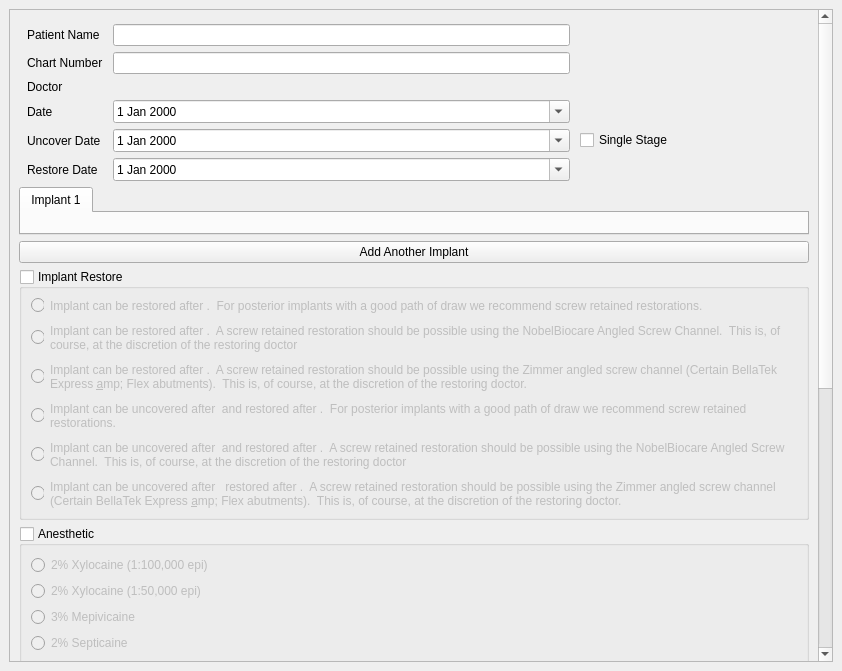
Above: application/ui/createImplant.ui from MichaelUtt/ImplantProject before the change. Below: the same form after it.
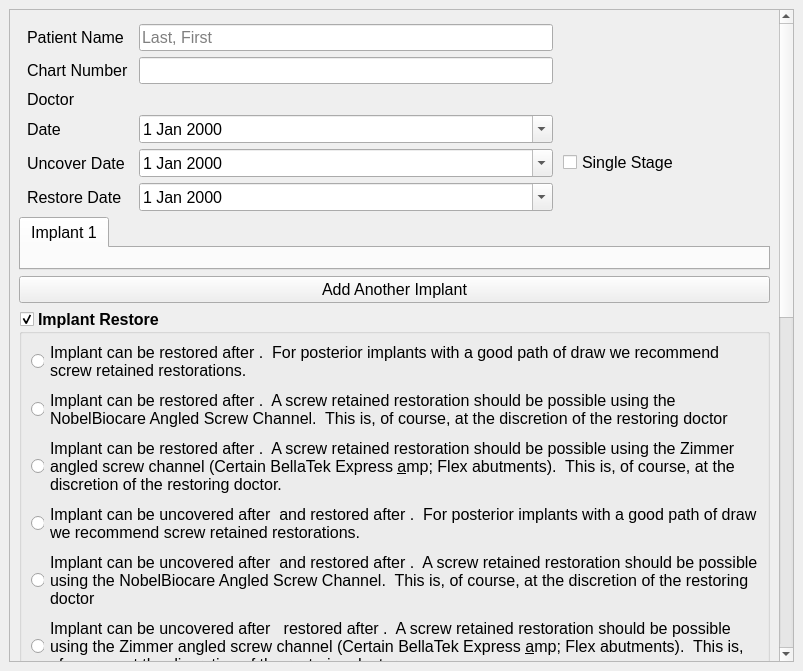
That is the form after the change.

```diff
--- a/application/ui/createImplant.ui
+++ b/application/ui/createImplant.ui
@@ -6,7 +6,7 @@
    <rect>
     <x>0</x>
     <y>0</y>
-    <width>842</width>
+    <width>803</width>
     <height>671</height>
    </rect>
   </property>
@@ -38,6 +38,11 @@
         <verstretch>0</verstretch>
        </sizepolicy>
       </property>
+      <property name="font">
+       <font>
+        <pointsize>12</pointsize>
+       </font>
+      </property>
       <property name="verticalScrollBarPolicy">
        <enum>Qt::ScrollBarAlwaysOn</enum>
       </property>
@@ -48,9 +53,9 @@
        <property name="geometry">
         <rect>
          <x>0</x>
-         <y>-373</y>
-         <width>805</width>
-         <height>1024</height>
+         <y>-150</y>
+         <width>766</width>
+         <height>1365</height>
         </rect>
        </property>
        <layout class="QGridLayout" name="gridLayout_3">
@@ -58,6 +63,13 @@
          <layout class="QGridLayout" name="bottomGrid">
           <item row="0" column="0">
            <widget class="QGroupBox" name="anestheticBox">
+            <property name="font">
+             <font>
+              <pointsize>12</pointsize>
+              <weight>75</weight>
+              <bold>true</bold>
+             </font>
+            </property>
             <property name="title">
              <string>Anesthetic</string>
             </property>
@@ -65,11 +77,18 @@
              <bool>true</bool>
             </property>
             <property name="checked">
-             <bool>false</bool>
+             <bool>true</bool>
             </property>
             <layout class="QVBoxLayout" name="verticalLayout_11">
              <item>
               <widget class="QRadioButton" name="radioButton_46">
+               <property name="font">
+                <font>
+                 <pointsize>12</pointsize>
+                 <weight>50</weight>
+                 <bold>false</bold>
+                </font>
+               </property>
                <property name="text">
                 <string>2% Xylocaine (1:100,000 epi)</string>
                </property>
@@ -77,6 +96,13 @@
              </item>
              <item>
               <widget class="QRadioButton" name="radioButton_54">
+               <property name="font">
+                <font>
+                 <pointsize>12</pointsize>
+                 <weight>50</weight>
+                 <bold>false</bold>
+                </font>
+               </property>
                <property name="text">
                 <string>2% Xylocaine (1:50,000 epi)</string>
                </property>
@@ -84,6 +110,13 @@
              </item>
              <item>
               <widget class="QRadioButton" name="radioButton_49">
+               <property name="font">
+                <font>
+                 <pointsize>12</pointsize>
+                 <weight>50</weight>
+                 <bold>false</bold>
+                </font>
+               </property>
                <property name="text">
                 <string>3% Mepivicaine</string>
                </property>
@@ -91,6 +124,13 @@
              </item>
              <item>
               <widget class="QRadioButton" name="radioButton_48">
+               <property name="font">
+                <font>
+                 <pointsize>12</pointsize>
+                 <weight>50</weight>
+                 <bold>false</bold>
+                </font>
+               </property>
                <property name="text">
                 <string>2% Septicaine</string>
                </property>
@@ -98,6 +138,13 @@
              </item>
              <item>
               <widget class="QRadioButton" name="radioButton_47">
+               <property name="font">
+                <font>
+                 <pointsize>12</pointsize>
+                 <weight>50</weight>
+                 <bold>false</bold>
+                </font>
+               </property>
                <property name="text">
                 <string>2% Marcaine</string>
                </property>
@@ -245,6 +292,11 @@
           </property>
           <item row="6" column="1">
            <widget class="QDateEdit" name="restoreDate">
+            <property name="font">
+             <font>
+              <pointsize>12</pointsize>
+             </font>
+            </property>
             <property name="calendarPopup">
              <bool>true</bool>
             </property>
@@ -252,6 +304,11 @@
           </item>
           <item row="4" column="1">
            <widget class="QDateEdit" name="date">
+            <property name="font">
+             <font>
+              <pointsize>12</pointsize>
+             </font>
+            </property>
             <property name="calendarPopup">
              <bool>true</bool>
             </property>
@@ -259,6 +316,11 @@
           </item>
           <item row="2" column="0">
            <widget class="QLabel" name="label_7">
+            <property name="font">
+             <font>
+              <pointsize>12</pointsize>
+             </font>
+            </property>
             <property name="text">
              <string>Chart Number</string>
             </property>
@@ -269,6 +331,11 @@
           </item>
           <item row="3" column="0">
            <widget class="QLabel" name="label_2">
+            <property name="font">
+             <font>
+              <pointsize>12</pointsize>
+             </font>
+            </property>
             <property name="text">
              <string>Doctor</string>
             </property>
@@ -279,6 +346,11 @@
             <property name="enabled">
              <bool>true</bool>
             </property>
+            <property name="font">
+             <font>
+              <pointsize>12</pointsize>
+             </font>
+            </property>
             <property name="calendarPopup">
              <bool>true</bool>
             </property>
@@ -286,6 +358,11 @@
           </item>
           <item row="4" column="0">
            <widget class="QLabel" name="label_3">
+            <property name="font">
+             <font>
+              <pointsize>12</pointsize>
+             </font>
+            </property>
             <property name="text">
              <string>Date</string>
             </property>
@@ -296,23 +373,47 @@
           </item>
           <item row="5" column="2">
            <widget class="QCheckBox" name="singleStage">
+            <property name="font">
+             <font>
+              <pointsize>12</pointsize>
+             </font>
+            </property>
             <property name="text">
              <string>Single Stage</string>
             </property>
            </widget>
           </item>
           <item row="2" column="1">
-           <widget class="QLineEdit" name="chartNumber"/>
+           <widget class="QLineEdit" name="chartNumber">
+            <property name="font">
+             <font>
+              <pointsize>12</pointsize>
+             </font>
+            </property>
+           </widget>
           </item>
           <item row="0" column="1">
            <widget class="QLineEdit" name="patientName">
+            <property name="font">
+             <font>
+              <pointsize>12</pointsize>
+             </font>
+            </property>
             <property name="toolTip">
              <string>&lt;html&gt;&lt;head/&gt;&lt;body&gt;&lt;p&gt;Can be written as either:&lt;/p&gt;&lt;p&gt;Firstname Lastname&lt;/p&gt;&lt;p&gt;OR&lt;/p&gt;&lt;p&gt;Lastname, Firstname&lt;/p&gt;&lt;p&gt;(note the comma)&lt;/p&gt;&lt;/body&gt;&lt;/html&gt;</string>
             </property>
+            <property name="placeholderText">
+             <string>Last, First</string>
+            </property>
            </widget>
           </item>
           <item row="5" column="0">
            <widget class="QLabel" name="label_5">
+            <property name="font">
+             <font>
+              <pointsize>12</pointsize>
+             </font>
+            </property>
             <property name="text">
              <string>Uncover Date</string>
             </property>
@@ -323,6 +424,11 @@
           </item>
           <item row="6" column="0">
            <widget class="QLabel" name="label_4">
+            <property name="font">
+             <font>
+              <pointsize>12</pointsize>
+             </font>
+            </property>
             <property name="text">
              <string>Restore Date</string>
             </property>
@@ -333,6 +439,11 @@
           </item>
           <item row="0" column="0">
            <widget class="QLabel" name="label">
+            <property name="font">
+             <font>
+              <pointsize>12</pointsize>
+             </font>
+            </property>
             <property name="toolTip">
              <string>&lt;html&gt;&lt;head/&gt;&lt;body&gt;&lt;p&gt;Can be written as either:&lt;/p&gt;&lt;p&gt;Firstname Lastname&lt;/p&gt;&lt;p&gt;OR&lt;/p&gt;&lt;p&gt;Lastname, Firstname&lt;/p&gt;&lt;p&gt;(note the comma)&lt;/p&gt;&lt;/body&gt;&lt;/html&gt;</string>
             </property>
@@ -394,6 +505,13 @@
          <layout class="QGridLayout" name="reportGrid">
           <item row="18" column="0">
            <widget class="QGroupBox" name="implantRestoreBox">
+            <property name="font">
+             <font>
+              <pointsize>12</pointsize>
+              <weight>75</weight>
+              <bold>true</bold>
+             </font>
+            </property>
             <property name="title">
              <string>Implant Restore</string>
             </property>
@@ -401,7 +519,7 @@
              <bool>true</bool>
             </property>
             <property name="checked">
-             <bool>false</bool>
+             <bool>true</bool>
             </property>
             <layout class="QGridLayout" name="gridLayout_8">
              <property name="horizontalSpacing">
@@ -412,6 +530,13 @@
              </property>
              <item row="0" column="2">
               <widget class="QLabel" name="restoreOpt1">
+               <property name="font">
+                <font>
+                 <pointsize>12</pointsize>
+                 <weight>50</weight>
+                 <bold>false</bold>
+                </font>
+               </property>
                <property name="text">
                 <string>Implant can be restored after &lt;Implant restore date&gt;.  For posterior implants with a good path of draw we recommend screw retained restorations.  </string>
                </property>
@@ -431,6 +556,11 @@
                  <height>16777215</height>
                 </size>
                </property>
+               <property name="font">
+                <font>
+                 <pointsize>12</pointsize>
+                </font>
+               </property>
                <property name="text">
                 <string/>
                </property>
@@ -438,6 +568,13 @@
              </item>
              <item row="2" column="2">
               <widget class="QLabel" name="restoreOpt3">
+               <property name="font">
+                <font>
+                 <pointsize>12</pointsize>
+                 <weight>50</weight>
+                 <bold>false</bold>
+                </font>
+               </property>
                <property name="text">
                 <string>Implant can be restored after &lt;Implant restore date&gt;.  A screw retained restoration should be possible using the Zimmer angled screw channel (Certain BellaTek Express &amp; Flex abutments).  This is, of course, at the discretion of the restoring doctor.</string>
                </property>
@@ -457,6 +594,11 @@
                  <height>16777215</height>
                 </size>
                </property>
+               <property name="font">
+                <font>
+                 <pointsize>12</pointsize>
+                </font>
+               </property>
                <property name="text">
                 <string/>
                </property>
@@ -470,6 +612,11 @@
                  <height>16777215</height>
                 </size>
                </property>
+               <property name="font">
+                <font>
+                 <pointsize>12</pointsize>
+                </font>
+               </property>
                <property name="text">
                 <string/>
                </property>
@@ -483,6 +630,11 @@
                  <height>16777215</height>
                 </size>
                </property>
+               <property name="font">
+                <font>
+                 <pointsize>12</pointsize>
+                </font>
+               </property>
                <property name="text">
                 <string/>
                </property>
@@ -496,6 +648,11 @@
                  <height>16777215</height>
                 </size>
                </property>
+               <property name="font">
+                <font>
+                 <pointsize>12</pointsize>
+                </font>
+               </property>
                <property name="text">
                 <string/>
                </property>
@@ -509,6 +666,11 @@
                  <height>16777215</height>
                 </size>
                </property>
+               <property name="font">
+                <font>
+                 <pointsize>12</pointsize>
+                </font>
+               </property>
                <property name="text">
                 <string/>
                </property>
@@ -516,6 +678,13 @@
              </item>
              <item row="1" column="2">
               <widget class="QLabel" name="restoreOpt2">
+               <property name="font">
+                <font>
+                 <pointsize>12</pointsize>
+                 <weight>50</weight>
+                 <bold>false</bold>
+                </font>
+               </property>
                <property name="text">
                 <string>Implant can be restored after &lt;Implant restore date&gt;.  A screw retained restoration should be possible using the NobelBiocare Angled Screw Channel.  This is, of course, at the discretion of the restoring doctor</string>
                </property>
@@ -529,6 +698,13 @@
              </item>
              <item row="4" column="2">
               <widget class="QLabel" name="restoreOpt5">
+               <property name="font">
+                <font>
+                 <pointsize>12</pointsize>
+                 <weight>50</weight>
+                 <bold>false</bold>
+                </font>
+               </property>
                <property name="text">
                 <string>Implant can be uncovered after &lt;implant uncovery date&gt; and restored after &lt;Implant restore date&gt;.  A screw retained restoration should be possible using the NobelBiocare Angled Screw Channel.  This is, of course, at the discretion of the restoring doctor</string>
                </property>
@@ -542,6 +718,13 @@
              </item>
              <item row="3" column="2">
               <widget class="QLabel" name="restoreOpt4">
+               <property name="font">
+                <font>
+                 <pointsize>12</pointsize>
+                 <weight>50</weight>
+                 <bold>false</bold>
+                </font>
+               </property>
                <property name="text">
                 <string>Implant can be uncovered after &lt;implant uncovery date&gt; and restored after &lt;Implant restore date&gt;.  For posterior implants with a good path of draw we recommend screw retained restorations.  </string>
                </property>
@@ -555,6 +738,13 @@
              </item>
              <item row="5" column="2">
               <widget class="QLabel" name="restoreOpt6">
+               <property name="font">
+                <font>
+                 <pointsize>12</pointsize>
+                 <weight>50</weight>
+                 <bold>false</bold>
+                </font>
+               </property>
                <property name="text">
                 <string>Implant can be uncovered after &lt;implant uncovery date&gt;  restored after &lt;Implant restore date&gt;.  A screw retained restoration should be possible using the Zimmer angled screw channel (Certain BellaTek Express &amp; Flex abutments).  This is, of course, at the discretion of the restoring doctor.</string>
                </property>
@@ -573,6 +763,11 @@
         </item>
         <item row="1" column="0">
          <widget class="QTabWidget" name="createPages">
+          <property name="font">
+           <font>
+            <pointsize>12</pointsize>
+           </font>
+          </property>
           <property name="toolTip">
            <string>&lt;html&gt;&lt;head/&gt;&lt;body&gt;&lt;p&gt;&lt;br/&gt;&lt;/p&gt;&lt;/body&gt;&lt;/html&gt;</string>
           </property>
@@ -600,6 +795,11 @@
         </item>
         <item row="2" column="0">
          <widget class="QPushButton" name="addImplantYes">
+          <property name="font">
+           <font>
+            <pointsize>12</pointsize>
+           </font>
+          </property>
           <property name="text">
            <string>Add Another Implant</string>
           </property>
```
Left out of the diff: 123 changed lines with no effect on the pictures.
